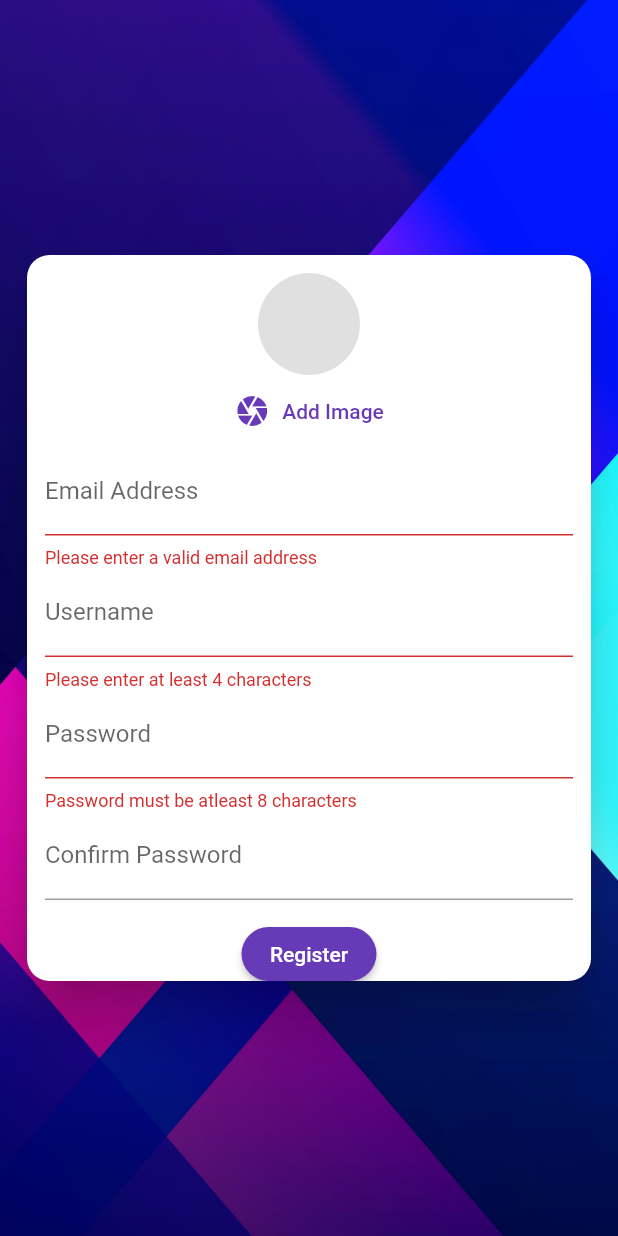
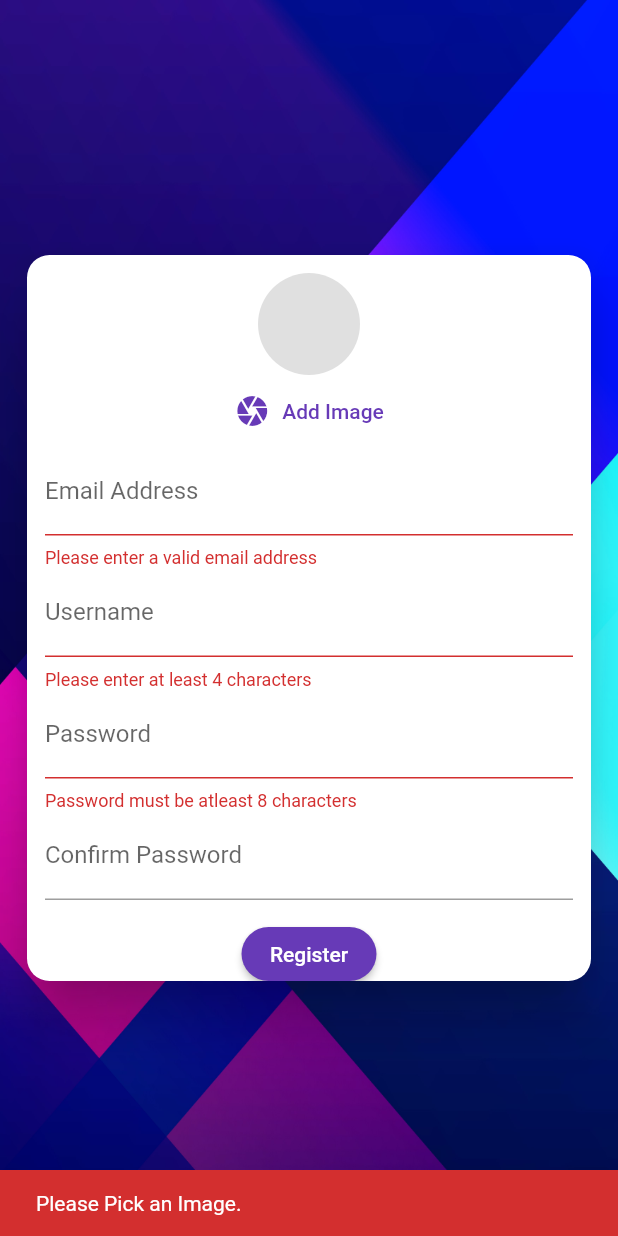
Before and after one commit to marizvi/Flutter_chat_app, a Flutter app: the screen it shows after launch, after a tap on "Login", after a tap on "Create new Account", after a tap on "Register", on a phone screen of 412 x 824 dp. Run offline on Flutter 3.47's test engine with Material 2 defaults, Android fonts, the phone set to English and light mode, and no system bars; our stand-ins replace cloud_firestore, firebase_auth, firebase_core, firebase_storage, image_picker; accounts and stored records are empty.

Commit message:
image_auth

```diff
--- a/lib/screens/auth_screen.dart
+++ b/lib/screens/auth_screen.dart
@@ -1,7 +1,9 @@
 import 'package:chat_app/widget/auth_form.dart';
 import 'package:flutter/material.dart';
+import 'dart:io';
 import 'package:firebase_auth/firebase_auth.dart';
 import 'package:cloud_firestore/cloud_firestore.dart';
+import 'package:firebase_storage/firebase_storage.dart';
 
 class AuthScreeen extends StatefulWidget {
   @override
@@ -18,6 +20,7 @@ class _AuthScreeenState extends State<AuthScreeen> {
     String? email,
     String? password,
     String? username,
+    File? userImage,
     bool isLogin,
     BuildContext ctx,
   ) async {
@@ -36,6 +39,10 @@ class _AuthScreeenState extends State<AuthScreeen> {
       } else {
         authResult = await _auth.createUserWithEmailAndPassword(
             email: email as String, password: password as String);
+
+            //.ref() will point to root bucket
+          FirebaseStorage.instance.ref()
+
         await FirebaseFirestore.instance
             .collection(
                 'users') //if users collection is not present then it will be created
--- a/lib/widget/auth_form.dart
+++ b/lib/widget/auth_form.dart
@@ -1,9 +1,10 @@
 import 'package:chat_app/widget/picker/user_image_picker.dart';
 import 'package:flutter/material.dart';
+import 'dart:io';
 
 class AuthForm extends StatefulWidget {
   final Function(String? email, String? password, String? username,
-      bool isLogin, BuildContext ctx) submitForm;
+      File? _userImage, bool isLogin, BuildContext ctx) submitForm;
   final bool _isLoading;
   AuthForm(this.submitForm, this._isLoading);
   @override
@@ -18,6 +19,11 @@ class _AuthFormState extends State<AuthForm>
   String? _userEmail = '';
   String? _userName = '';
   String? _userPassword = '';
+  File? _userImage;
+  void _pickedImage(File image) {
+    _userImage = image;
+  }
+
   AnimationController? controller;
   Animation<double>? _opacityAnimation;
   Animation<Offset>? _slideAnimation;
@@ -41,6 +47,15 @@ class _AuthFormState extends State<AuthForm>
     // .validate is a boolean type and will return true if all
     // validated fields return null
     final isValid = _formKey.currentState!.validate();
+
+    if (_userImage == null && !_isLogin) {
+      Scaffold.of(context).showSnackBar(SnackBar(
+        content: Text('Please Pick an Image.'),
+        backgroundColor: Theme.of(context).errorColor,
+      ));
+      return;
+    }
+
     if (isValid) {
       // .save() will trigger onSaved: for all textFormField
       _formKey.currentState!.save();
@@ -49,6 +64,7 @@ class _AuthFormState extends State<AuthForm>
         _userEmail!.trim(),
         _userPassword!.trim(),
         _userName!.trim(),
+        _userImage,
         _isLogin,
         context,
       );
@@ -83,7 +99,7 @@ class _AuthFormState extends State<AuthForm>
                 child: Form(
                   key: _formKey,
                   child: Column(mainAxisSize: MainAxisSize.min, children: [
-                    if (!_isLogin) UserImagePicker(),
+                    if (!_isLogin) UserImagePicker(_pickedImage),
                     TextFormField(
                         // key is necessary when we are changing number of
                         // textform fields dynamically, to prvent swapping of values
--- a/lib/widget/chat/message_bubble.dart
+++ b/lib/widget/chat/message_bubble.dart
@@ -35,7 +35,7 @@ class MessageBubble extends StatelessWidget {
                   username,
                   style: TextStyle(
                     fontWeight: FontWeight.bold,
-                    color: isMe ? Colors.pink[900] : Colors.black,
+                    color: isMe ? Colors.grey[300] : Colors.black,
                   ),
                 ),
                 Text(
--- a/lib/widget/picker/user_image_picker.dart
+++ b/lib/widget/picker/user_image_picker.dart
@@ -4,6 +4,8 @@ import 'package:flutter/material.dart';
 import 'package:image_picker/image_picker.dart';
 
 class UserImagePicker extends StatefulWidget {
+  final void Function(File pickedImage) imagePickFn;
+  UserImagePicker(this.imagePickFn);
   @override
   _UserImagePickerState createState() => _UserImagePickerState();
 }
@@ -50,6 +52,7 @@ class _UserImagePickerState extends State<UserImagePicker> {
     setState(() {
       _pickedImage = File(pickedImage!.path);
     });
+    widget.imagePickFn(File(_pickedImage!.path));
   }
 
   _imgFromGallery() async {
@@ -61,6 +64,7 @@ class _UserImagePickerState extends State<UserImagePicker> {
     setState(() {
       _pickedImage = File(pickedImage!.path);
     });
+    widget.imagePickFn(File(_pickedImage!.path));
   }
 
   @override
--- a/pubspec.yaml
+++ b/pubspec.yaml
@@ -38,6 +38,7 @@ dependencies:
   firebase_core: ^1.6.0
   firebase_auth: ^3.3.5
   image_picker: ^0.8.4+5
+  firebase_storage: ^10.2.6
 
 dev_dependencies:
   flutter_test:
```
Also changed, not shown: pubspec.lock.
